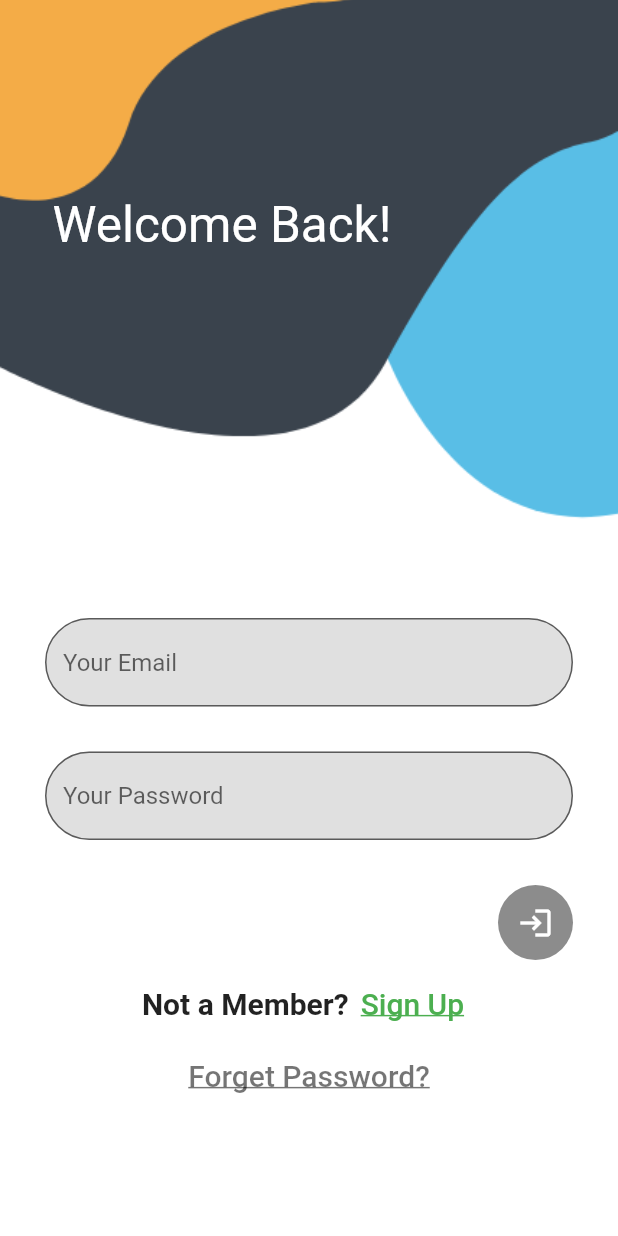
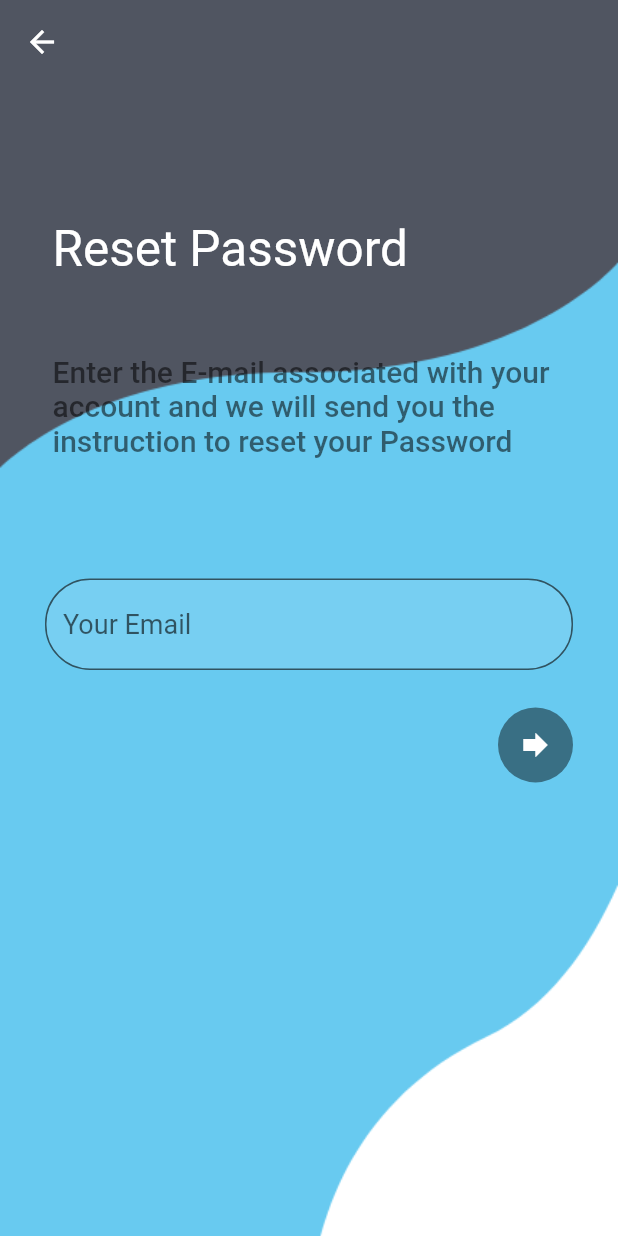
Before and after one commit to Sujanban/signup_login_page, a Flutter app: the screen it shows after launch, after a tap on "Forget Password?", on a phone screen of 412 x 824 dp. Run offline on Flutter 3.47's test engine with Material 2 defaults, Android fonts, the phone set to English and light mode, and no system bars.

Commit message:
forget Password Page added

```diff
--- /dev/null
+++ b/lib/forgetpass.dart
@@ -0,0 +1,102 @@
+import 'package:flutter/material.dart';
+
+class ForgetPassword extends StatefulWidget {
+  const ForgetPassword({Key? key}) : super(key: key);
+
+  @override
+  State<ForgetPassword> createState() => _ForgetPasswordState();
+}
+
+class _ForgetPasswordState extends State<ForgetPassword> {
+  @override
+  Widget build(BuildContext context) {
+    return Container(
+        decoration: const BoxDecoration(
+            image: DecorationImage(
+                image: AssetImage("assets/signup.png"), fit: BoxFit.cover)),
+        child: Scaffold(
+          appBar: AppBar(
+            elevation: 0,
+            backgroundColor: Colors.transparent,
+          ),
+          backgroundColor: Colors.transparent,
+          body: Stack(
+            children: [
+              Container(
+                padding: const EdgeInsets.only(left: 35, top: 90),
+                child: const Text(
+                  "Reset Password",
+                  style: TextStyle(
+                    color: Colors.white,
+                    fontSize: 33.0,
+                  ),
+                ),
+              ),
+              Container(
+                padding: const EdgeInsets.only(left: 35, top: 180),
+                child: const Text(
+                  "Enter the E-mail associated with your account and we will send you the instruction to reset your Password",
+                  style: TextStyle(
+                      color: Colors.black54,
+                      fontSize: 20.0,
+                      // fontStyle: FontStyle.italic,
+                      fontWeight: FontWeight.w500),
+                ),
+              ),
+              SingleChildScrollView(
+                child: Container(
+                  padding: EdgeInsets.only(
+                      top: MediaQuery.of(context).size.height * 0.4,
+                      left: 30.0,
+                      right: 30.0),
+                  child: Column(
+                    children: <Widget>[
+                      const TextField(
+                        decoration: InputDecoration(
+                          fillColor: Colors.white10,
+                          filled: true,
+                          border: OutlineInputBorder(
+                            borderRadius: BorderRadius.all(Radius.circular(30)),
+                          ),
+                          hintText: "Your Email",
+                          hintStyle: TextStyle(fontSize: 18.0),
+                        ),
+                      ),
+                      const SizedBox(
+                        height: 25.0,
+                      ),
+                      Row(
+                        mainAxisAlignment: MainAxisAlignment.end,
+                        children: [
+                          // const Text(
+                          //   "Signup  ",
+                          //   style: TextStyle(
+                          //       fontSize: 25.0,
+                          //       color: Colors.black,
+                          //       fontWeight: FontWeight.w700),
+                          // ),
+                          CircleAvatar(
+                            backgroundColor: Colors.black45,
+                            radius: 25.0,
+                            child: IconButton(
+                              icon: const Icon(Icons.forward),
+                              color: Colors.white,
+                              onPressed: () {
+                                Navigator.pop(context);
+                              },
+                            ),
+                          )
+                        ],
+                      ),
+                      const SizedBox(
+                        height: 25.0,
+                      ),
+                    ],
+                  ),
+                ),
+              )
+            ],
+          ),
+        ));
+  }
+}
--- a/lib/login.dart
+++ b/lib/login.dart
@@ -1,4 +1,5 @@
 import 'package:day6_login_signup_page/dashboard.dart';
+import 'package:day6_login_signup_page/forgetpass.dart';
 import 'package:day6_login_signup_page/signup.dart';
 import 'package:flutter/material.dart';
 
@@ -21,7 +22,7 @@ class _MyLoginState extends State<MyLogin> {
         body: Stack(
           children: [
             Container(
-              padding: const EdgeInsets.only(left: 35, top: 130),
+              padding: const EdgeInsets.only(left: 35, top: 180),
               child: const Text(
                 "Welcome Back!",
                 style: TextStyle(
@@ -43,6 +44,7 @@ class _MyLoginState extends State<MyLogin> {
                         fillColor: Colors.black12,
                         filled: true,
                         hintText: "Your Email",
+                        hintStyle: const TextStyle(fontSize: 18.0),
                         border: OutlineInputBorder(
                           borderSide:
                               const BorderSide(width: 3, color: Colors.blue),
@@ -59,6 +61,7 @@ class _MyLoginState extends State<MyLogin> {
                         fillColor: Colors.black12,
                         filled: true,
                         hintText: "Your Password",
+                        hintStyle: const TextStyle(fontSize: 18.0),
                         border: OutlineInputBorder(
                           borderSide:
                               const BorderSide(width: 3, color: Colors.blue),
@@ -84,7 +87,10 @@ class _MyLoginState extends State<MyLogin> {
                             icon: const Icon(Icons.login),
                             color: Colors.white,
                             onPressed: () {
-                              Navigator.push(context, MaterialPageRoute(builder: (context) => const Dashboard()));
+                              Navigator.push(
+                                  context,
+                                  MaterialPageRoute(
+                                      builder: (context) => const Dashboard()));
                             },
                           ),
                         )
@@ -120,7 +126,13 @@ class _MyLoginState extends State<MyLogin> {
                           ],
                         ),
                         TextButton(
-                            onPressed: () {},
+                            onPressed: () {
+                              Navigator.push(
+                                  context,
+                                  MaterialPageRoute(
+                                      builder: (context) =>
+                                          const ForgetPassword()));
+                            },
                             child: const Text(
                               "Forget Password?",
                               style: TextStyle(
--- a/lib/signup.dart
+++ b/lib/signup.dart
@@ -48,7 +48,9 @@ class _MySignupState extends State<MySignup> {
                               borderRadius:
                                   BorderRadius.all(Radius.circular(30)),
                             ),
-                            hintText: "Username"),
+                            hintText: "Username",
+                      hintStyle: TextStyle(
+                          fontSize: 18.0),),
                       ),
                       const SizedBox(
                         height: 25.0,
@@ -61,7 +63,8 @@ class _MySignupState extends State<MySignup> {
                               borderRadius:
                                   BorderRadius.all(Radius.circular(30)),
                             ),
-                            hintText: "Email"),
+                            hintText: "Email",
+                            hintStyle: TextStyle(fontSize: 18.0),),
                       ),
                       const SizedBox(
                         height: 25.0,
@@ -74,7 +77,8 @@ class _MySignupState extends State<MySignup> {
                               borderRadius:
                                   BorderRadius.all(Radius.circular(30)),
                             ),
-                            hintText: "Password"),
+                            hintText: "Password",
+                          hintStyle: TextStyle(fontSize: 18.0),),
                       ),
                       // const SizedBox(
                       //   height: 25.0,
```
